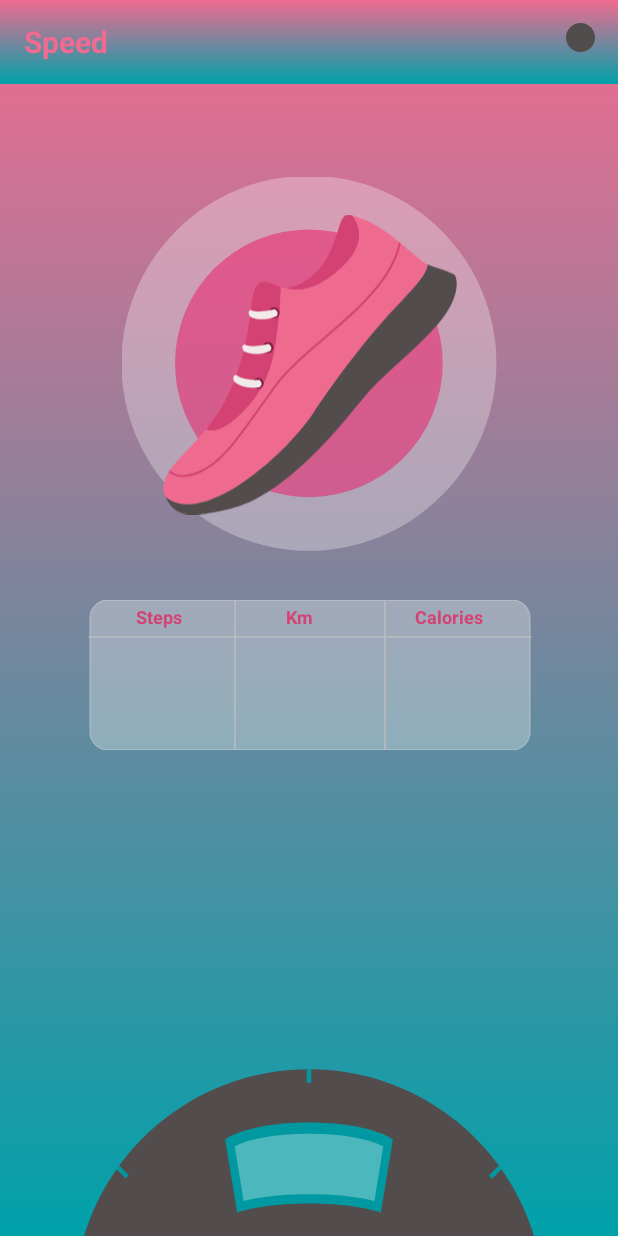
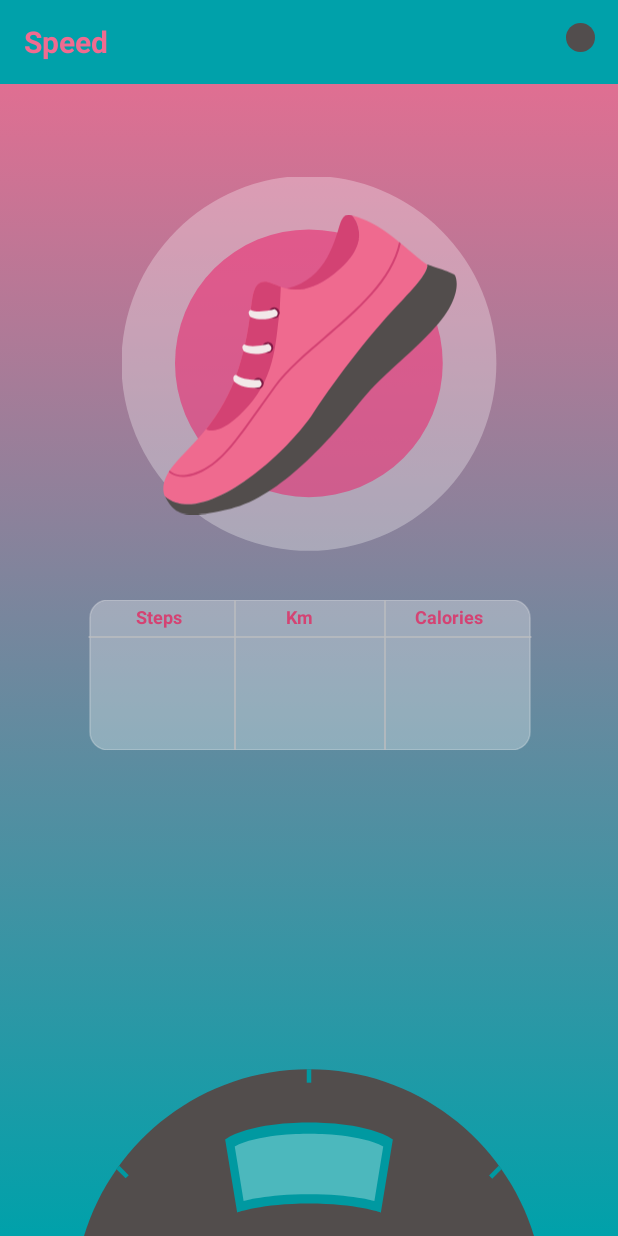
Before and after one commit to devanica/Speed, an Android app: the screen it shows after launch (MainActivity), on a phone screen of 412 x 824 dp. Run offline under Robolectric (Android 15) with nearby library versions, the phone set to English and light mode, and no system bars.

Commit message:
Added methods to control on/off sign

```diff
--- a/app/src/main/java/com/application/stepcounter/StepCounter.kt
+++ b/app/src/main/java/com/application/stepcounter/StepCounter.kt
@@ -11,8 +11,7 @@ class StepCounter(private val mStepDetector: StepDetector) : SensorEventListener
     private val yAxisValues = ArrayList<Float>()
 
     override fun onSensorChanged(event: SensorEvent) {
-        if (event.values[1] >= 10) {
-            Log.e("y axis: ", event.values[1].toString())
+        if (event.values[1] >= 10 || event.values[0] >= 10 || event.values[2] >= 10 || event.values[0] <= -10 || event.values[1] <= -10 || event.values[2] <= -10) {
             addYAxisValuesToArray(yAxisValues, event.values[1])
             if (yAxisValues.size > 10){
                 mStepDetector.onStepDetected()
--- a/app/src/main/res/layout/activity_main.xml
+++ b/app/src/main/res/layout/activity_main.xml
@@ -12,7 +12,7 @@
         android:id="@+id/toolbar"
         android:layout_width="match_parent"
         android:layout_height="?android:attr/actionBarSize"
-        android:background="@drawable/background"
+        android:background="@color/cyan"
         app:layout_constraintEnd_toEndOf="parent"
         app:layout_constraintStart_toStartOf="parent"
         app:layout_constraintTop_toTopOf="parent">
```
